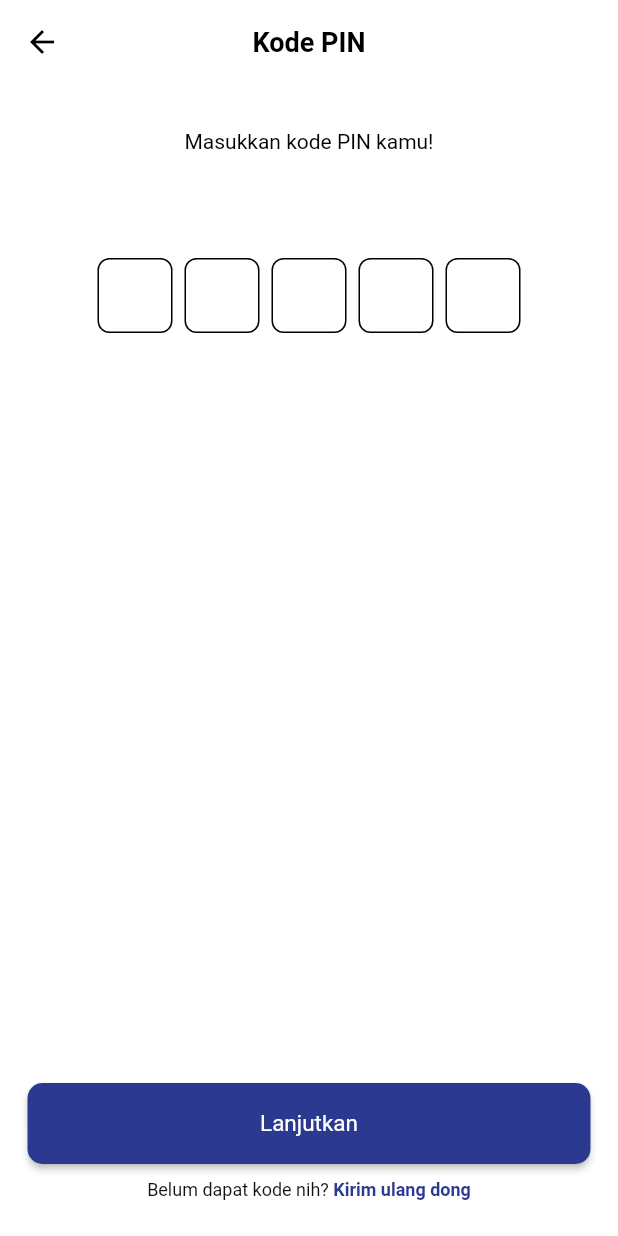
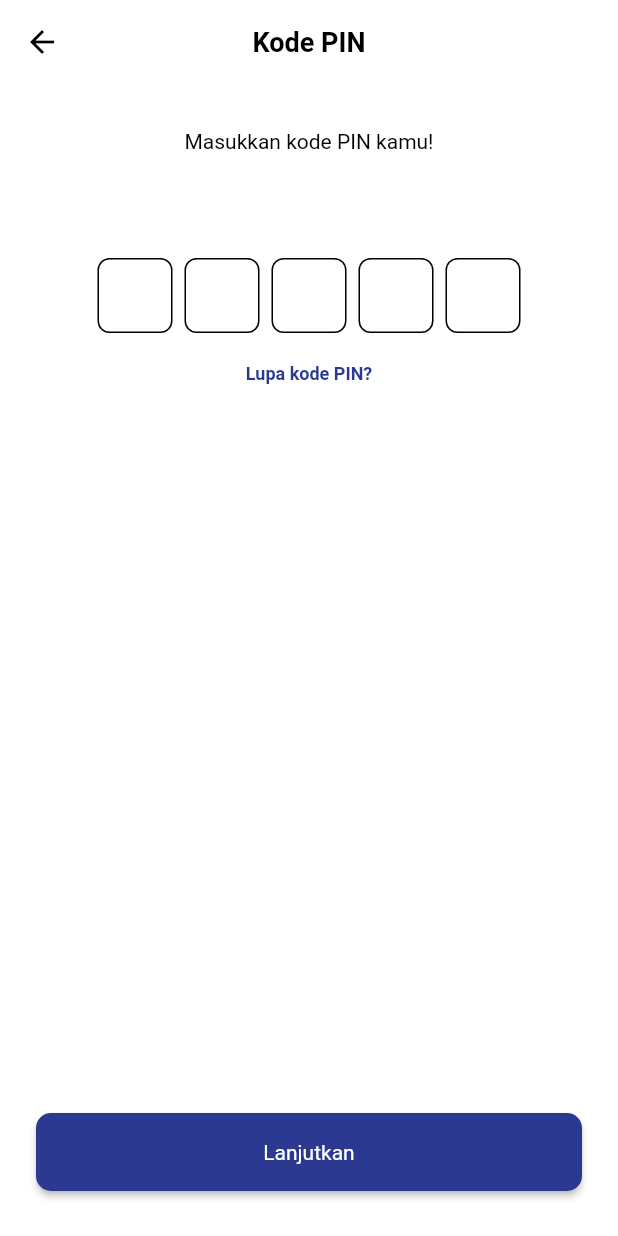
Before and after one commit to Kelompok10Capstone/Flutter_2023, a Flutter app: the PinScreen screen opened directly, on a phone screen of 412 x 824 dp. Run offline on Flutter 3.47's test engine with Material 2 defaults, Android fonts, the phone set to English and light mode, and no system bars; drawn by our look-alikes of pinput; our stand-ins replace google_fonts, supercharged.

Commit message:
edit pdam feature

```diff
--- a/capstone_flutter/lib/view/screen/pdam_screen/pin_screen.dart
+++ b/capstone_flutter/lib/view/screen/pdam_screen/pin_screen.dart
@@ -1,4 +1,5 @@
 import 'package:capstone_flutter/view/screen/pdam_screen/ilustration_success_screen.dart';
+import 'package:capstone_flutter/view/screen/pdam_screen/success_transaction_screen.dart';
 import 'package:flutter/material.dart';
 
 import 'package:google_fonts/google_fonts.dart';
@@ -43,8 +44,7 @@ class _PinScreenState extends State<PinScreen> {
         ),
         elevation: 0,
       ),
-      body: SingleChildScrollView(
-        child: Center(
+      body: Center(
         child: Column(
           children: [
             const SizedBox(
@@ -85,49 +85,37 @@ class _PinScreenState extends State<PinScreen> {
               },
             ),
             const SizedBox(
-                height: 500,
+              height: 20,
             ),
-              ElevatedButton(
-                onPressed: () {
-                  Navigator.of(context).push(
-                    MaterialPageRoute(
-                      builder: (context) => const IlustrationSuccess(),
+            Text(
+              'Lupa kode PIN?',
+              style: blueFont12,
             ),
-                  );
-                },
+          ],
+        ),
+      ),
+      bottomNavigationBar: Padding(
+        padding: const EdgeInsets.only(bottom: 30, left: 24, right: 24),
+        child: SizedBox(
+          width: MediaQuery.of(context).size.width,
+          height: 52,
+          child: ElevatedButton(
             style: ElevatedButton.styleFrom(
-                  backgroundColor: const Color(0xff2B3990),
-                  padding: const EdgeInsets.symmetric(
-                    horizontal: 155,
-                    vertical: 18,
-                  ),
+              backgroundColor: blueColor,
               shape: RoundedRectangleBorder(
                 borderRadius: BorderRadius.circular(10),
               ),
             ),
+            onPressed: () {
+              Navigator.push(
+                  context,
+                  MaterialPageRoute(
+                      builder: (context) => const IlustrationSuccess()));
+            },
             child: Text(
               'Lanjutkan',
-                  style: whiteFont15,
+              style: whiteFont14,
             ),
-              ),
-              const SizedBox(height: 10),
-              Row(
-                mainAxisAlignment: MainAxisAlignment.center,
-                children: [
-                  Text(
-                    'Belum dapat kode nih? ',
-                    style: blackText12,
-                  ),
-                  InkWell(
-                    onTap: () {},
-                    child: Text(
-                      'Kirim ulang dong',
-                      style: blueFont12,
-                    ),
-                  ),
-                ],
-              ),
-            ],
           ),
         ),
       ),
```
Lines whose indentation alone changed are shown as unchanged.
